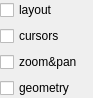
Before: the Qt Designer form Code/Gui/MITK/Modules/niftkMIDASGui/Resources/UI/QmitkMIDASBindWidget.ui in NifTK/NifTK, drawn with Qt 5.
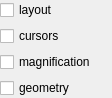
After: the same form once the commit is applied.

Commit message: Bug #2329: Zoom&pan renamed back to magnification, cursors bound when panning with different magnification

Diff of the .ui file:
```diff
--- a/Code/Gui/MITK/Modules/niftkMIDASGui/Resources/UI/QmitkMIDASBindWidget.ui
+++ b/Code/Gui/MITK/Modules/niftkMIDASGui/Resources/UI/QmitkMIDASBindWidget.ui
@@ -6,7 +6,7 @@
    <rect>
     <x>0</x>
     <y>0</y>
-    <width>93</width>
+    <width>112</width>
     <height>83</height>
    </rect>
   </property>
@@ -40,7 +40,7 @@
       <string>bind magnification across multiple views</string>
      </property>
      <property name="text">
-      <string>zoom&amp;&amp;pan</string>
+      <string>magnification</string>
      </property>
     </widget>
    </item>
```
Left out of the diff: 2 changed lines with no effect on the pictures. The commit also changes 6 other files.
